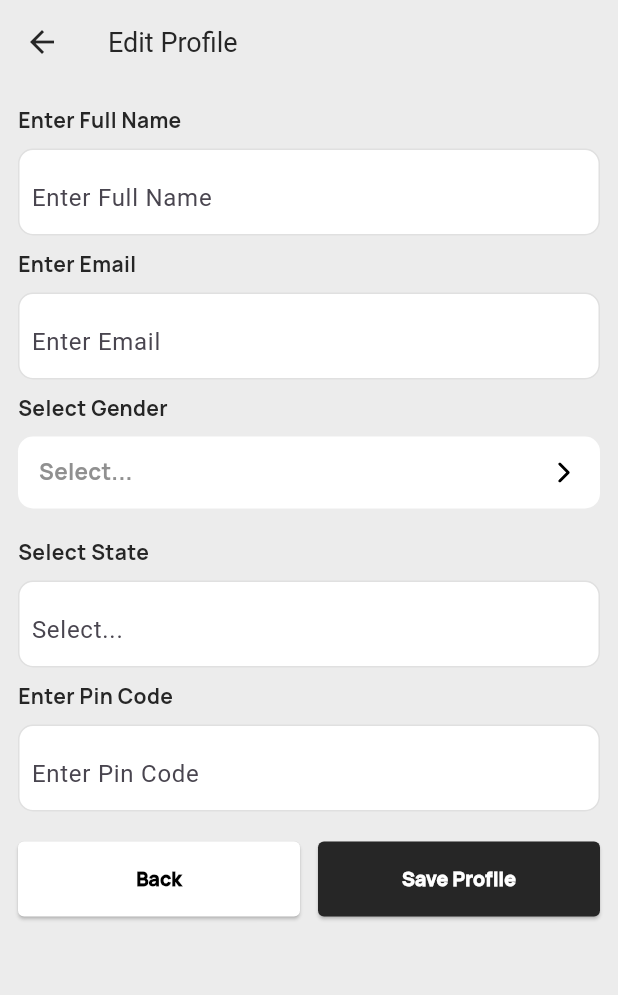
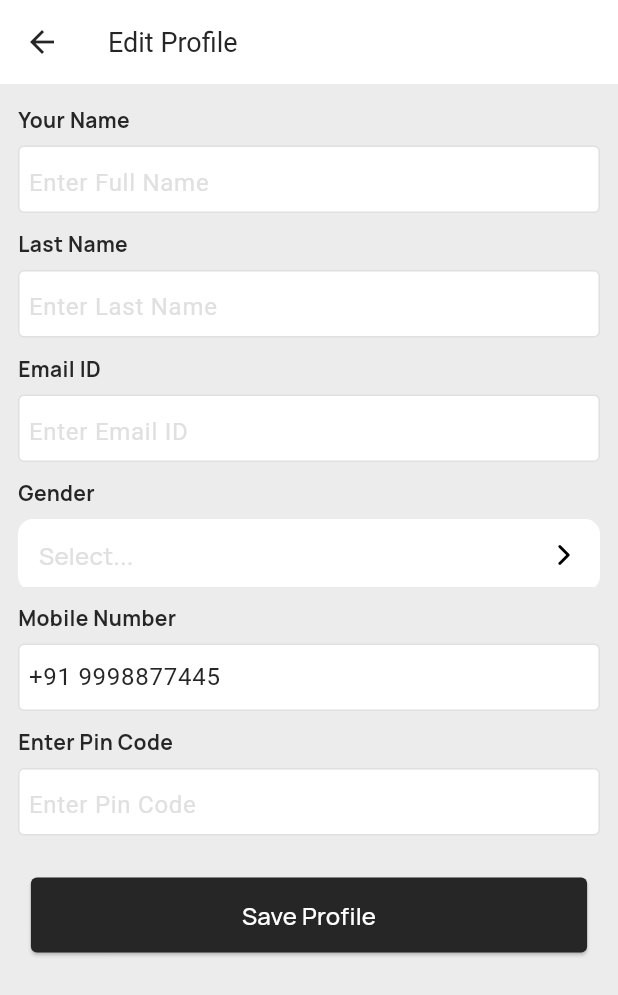
Before and after one commit to divyamittal-1712/user, a Flutter app: the EditProfilePage screen opened by its route, on a phone screen of 412 x 824 dp. Shown: the top 995 px of the screen. Run offline on Flutter 3.47's test engine with Material 3 defaults, Android fonts, the phone set to English and light mode, and no system bars; drawn by our look-alikes of loader_overlay; our stand-ins replace cached_network_image, carousel_slider, dotted_decoration, flutter_native_splash, flutter_spinkit, flutter_svg and 5 more; missing offline and left inert: dart:ffi; accounts and stored records are empty.

Commit message:
ui nilesh

```diff
--- a/lib/screens/edit_profile/views/editProfileScreen.dart
+++ b/lib/screens/edit_profile/views/editProfileScreen.dart
@@ -50,27 +50,28 @@ class _EditProfilePageState extends State<EditProfilePage> {
               Align(
                   alignment: Alignment.topLeft,
                   child: NormalText(
-                    text: "Enter Full Name",
+                    text: "Your Name",
                     size: 14,
                     fontWeight: FontWeight.w600,
                   )),
               const SizedBox(
-                height: 10,
+                height: 8,
               ),
               Container(
-                height: 58,
+                height: 45,
                 decoration: BoxDecoration(
                     border: Border.all(
                         width: 1, color: AppColor.borderLightGreyColor),
                     color: AppColor.whiteColor,
-                    borderRadius: BorderRadius.circular(10)),
+                    borderRadius: BorderRadius.circular(4)),
                 child: Padding(
-                  padding: const EdgeInsets.all(8.0),
+                  padding: const EdgeInsets.only(left: 6.0),
                   child: CustomTextField(
                     decoration: InputDecoration(
                       border: InputBorder.none,
                       hintText: "Enter Full Name",
                       counterText: "",
+                      hintStyle: TextStyle(color: AppColor.borderLightGreyColor,fontWeight: FontWeight.w400),
                       labelStyle: TextStyle(color: AppColor.appBlack),
                     ),
                     // validator: validateMobileNumber,
@@ -78,32 +79,33 @@ class _EditProfilePageState extends State<EditProfilePage> {
                 ),
               ),
               const SizedBox(
-                height: 10,
+                height: 12,
               ),
               Align(
                   alignment: Alignment.topLeft,
                   child: NormalText(
-                    text: "Enter Email",
+                    text: "Last Name",
                     size: 14,
                     fontWeight: FontWeight.w600,
                   )),
               const SizedBox(
-                height: 10,
+                height: 8,
               ),
               Container(
-                height: 58,
+                height: 45,
                 decoration: BoxDecoration(
                     border: Border.all(
                         width: 1, color: AppColor.borderLightGreyColor),
                     color: AppColor.whiteColor,
-                    borderRadius: BorderRadius.circular(10)),
+                    borderRadius: BorderRadius.circular(4)),
                 child: Padding(
-                  padding: const EdgeInsets.all(8.0),
+                  padding: const EdgeInsets.only(left: 6.0),
                   child: CustomTextField(
                     decoration: InputDecoration(
                       border: InputBorder.none,
-                      hintText: "Enter Email",
+                      hintText: "Enter Last Name",
                       counterText: "",
+                      hintStyle: TextStyle(color: AppColor.borderLightGreyColor,fontWeight: FontWeight.w400),
                       labelStyle: TextStyle(color: AppColor.appBlack),
                     ),
                     // validator: validateMobileNumber,
@@ -111,48 +113,33 @@ class _EditProfilePageState extends State<EditProfilePage> {
                 ),
               ),
               SizedBox(
-                height: 10,
+                height: 12,
               ),
               Align(
                   alignment: Alignment.topLeft,
                   child: NormalText(
-                    text: "Select Gender",
+                    text: "Email ID",
                     size: 14,
                     fontWeight: FontWeight.w600,
                   )),
               const SizedBox(
-                height: 10,
+                height: 8,
               ),
               Container(
-                child: dropDownList(context),
-                height: 68,
-
-              ),
-
-              Align(
-                  alignment: Alignment.topLeft,
-                  child: NormalText(
-                    text: "Select State",
-                    size: 14,
-                    fontWeight: FontWeight.w600,
-                  )),
-              const SizedBox(
-                height: 10,
-              ),
-              Container(
-                height: 58,
+                height: 45,
                 decoration: BoxDecoration(
                     border: Border.all(
                         width: 1, color: AppColor.borderLightGreyColor),
                     color: AppColor.whiteColor,
-                    borderRadius: BorderRadius.circular(10)),
+                    borderRadius: BorderRadius.circular(4)),
                 child: Padding(
-                  padding: const EdgeInsets.all(8.0),
+                  padding: const EdgeInsets.only(left: 6.0),
                   child: CustomTextField(
                     decoration: InputDecoration(
                       border: InputBorder.none,
-                      hintText: "Select...",
+                      hintText: "Enter Email ID",
                       counterText: "",
+                      hintStyle: TextStyle(color: AppColor.borderLightGreyColor,fontWeight: FontWeight.w400),
                       labelStyle: TextStyle(color: AppColor.appBlack),
                     ),
                     // validator: validateMobileNumber,
@@ -160,7 +147,58 @@ class _EditProfilePageState extends State<EditProfilePage> {
                 ),
               ),
               SizedBox(
-                height: 10,
+                height: 12,
+              ),
+              Align(
+                  alignment: Alignment.topLeft,
+                  child: NormalText(
+                    text: "Gender",
+                    size: 14,
+                    fontWeight: FontWeight.w600,
+                  )),
+              const SizedBox(
+                height: 8,
+              ),
+              Container(
+                child: dropDownList(context),
+                height: 45,
+              ),
+              const SizedBox(
+                height: 12,
+              ),
+              Align(
+                  alignment: Alignment.topLeft,
+                  child: NormalText(
+                    text: "Mobile Number",
+                    size: 14,
+                    fontWeight: FontWeight.w600,
+                  )),
+              const SizedBox(
+                height: 8,
+              ),
+              Container(
+                height: 45,
+                decoration: BoxDecoration(
+                    border: Border.all(
+                        width: 1, color: AppColor.borderLightGreyColor),
+                    color: AppColor.whiteColor,
+                    borderRadius: BorderRadius.circular(4)),
+                child: Padding(
+                  padding: const EdgeInsets.only(left: 6.0),
+                  child: CustomTextField(
+                    decoration: InputDecoration(
+                      border: InputBorder.none,
+                      labelText: "+91 9998877445",
+                      counterText: "",
+                      hintStyle: TextStyle(color: AppColor.borderLightGreyColor,fontWeight: FontWeight.w400),
+                      labelStyle: TextStyle(color: AppColor.appBlack),
+                    ),
+                    // validator: validateMobileNumber,
+                  ),
+                ),
+              ),
+              SizedBox(
+                height: 12,
               ),
               Align(
                   alignment: Alignment.topLeft,
@@ -170,22 +208,23 @@ class _EditProfilePageState extends State<EditProfilePage> {
                     fontWeight: FontWeight.w600,
                   )),
               const SizedBox(
-                height: 10,
+                height: 8,
               ),
               Container(
-                height: 58,
+                height: 45,
                 decoration: BoxDecoration(
                     border: Border.all(
                         width: 1, color: AppColor.borderLightGreyColor),
                     color: AppColor.whiteColor,
-                    borderRadius: BorderRadius.circular(10)),
+                    borderRadius: BorderRadius.circular(4)),
                 child: Padding(
-                  padding: const EdgeInsets.all(8.0),
+                  padding: const EdgeInsets.only(left: 6.0),
                   child: CustomTextField(
                     decoration: InputDecoration(
                       border: InputBorder.none,
                       hintText: "Enter Pin Code",
                       counterText: "",
+                      hintStyle: TextStyle(color: AppColor.borderLightGreyColor,fontWeight: FontWeight.w400),
                       labelStyle: TextStyle(color: AppColor.appBlack),
                     ),
                     // validator: validateMobileNumber,
@@ -193,43 +232,19 @@ class _EditProfilePageState extends State<EditProfilePage> {
                 ),
               ),
               SizedBox(
-                height: 20,
+                height: 28,
               ),
-              Row(
-                children: [
-                  Expanded(
-                    child: DefaultButton(
-                      key: UniqueKey(),
-                      // loadingFlag: provider.isLoading,
-                      onPressed: () {},
-                      text: "Back",
-                      fontSize: 13,
-                      textAlign: TextAlign.center,
-                      fontWeight: FontWeight.w900,
-                      fixedSizeWidth: 0.9,
-                      fontColor: AppColor.blackColor,
-                      color: AppColor.whiteColor,
-                    ),
-                  ),
-                  SizedBox(width: 12,),
-                  Expanded(
-                    child: DefaultButton(
+              DefaultButton(
                 key: UniqueKey(),
                 // loadingFlag: provider.isLoading,
                 onPressed: () {},
                 text: "Save Profile",
-                      fontSize: 13,
+                fontSize: 16,
                 textAlign: TextAlign.center,
-                      fontWeight: FontWeight.w900,
+                fontWeight: FontWeight.w500,
                 fixedSizeWidth: 0.9,
                 fontColor: AppColor.whiteColor,
               ),
-                  )
-                ],
-              ),
-              const SizedBox(
-                height: 20,
-              )
             ],
           ),
         ),
@@ -262,9 +277,9 @@ class _EditProfilePageState extends State<EditProfilePage> {
                     value: "",
                     child: NormalText(
                       text: "Select...",
-                      size: 15,
-                      fontWeight: FontWeight.w600,
-                      color: AppColor.darkGreyColor,
+                      size: 16,
+                      fontWeight: FontWeight.w500,
+                      color: AppColor.borderLightGreyColor,
                     ),
                 ),
                 ...dropDownListData.map<DropdownMenuItem<String>>((data) {
--- a/lib/screens/home/app_bar/MyAppBar.dart
+++ b/lib/screens/home/app_bar/MyAppBar.dart
@@ -12,7 +12,7 @@ class MyAppBar extends StatelessWidget implements PreferredSizeWidget {
   @override
   Widget build(BuildContext context) {
     return AppBar(
-      backgroundColor: AppColor.lightGray,
+      backgroundColor: AppColor.whiteColor,
       title: Text(title ?? "",style: TextStyle(fontSize: 18,color: AppColor.appBlack)),
         leading: leading,
         actions: actions,
--- a/lib/screens/home/bottom_navigation/appointment/views/appointment_tab_bar.dart
+++ b/lib/screens/home/bottom_navigation/appointment/views/appointment_tab_bar.dart
@@ -209,9 +209,11 @@ class _AppointmentTabBarState extends State<AppointmentTabBar>
                           ],
                         ),
                         const SizedBox(
-                          width: 30,
+                          width: 16,
                         ),
-                        PopupMenuButton(onSelected: (String value) {
+                        PopupMenuButton(
+                            iconColor: AppColor.darkGreyColor,
+                            onSelected: (String value) {
                           if (value == 'Cancel Event') {
                             _showCancelAppointmentBottomSheet(context);
                           } else if (value == 'Reschedule Event') {
```
Also changed, not shown: lib/screens/home/bottom_navigation/appointment/views/reschedule_appointment_detail_page.dart (+20 -20 lines), lib/screens/home/bottom_navigation/appointment/views/reschedule_appointment_page.dart (+35 -35 lines). Lines whose indentation alone changed are shown as unchanged.
